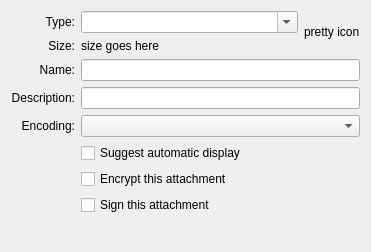
Before: the Qt Designer form messagecore/src/attachment/ui/attachmentpropertiesdialog.ui in KDE/messagelib, drawn with Qt 5.
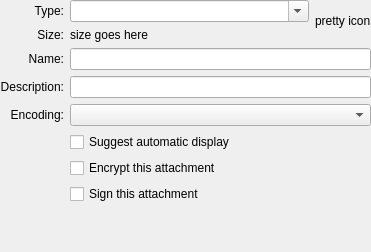
After: the same form once the commit is applied.

Commit message: Remove duplicate margin

```diff
--- a/messagecore/src/attachment/ui/attachmentpropertiesdialog.ui
+++ b/messagecore/src/attachment/ui/attachmentpropertiesdialog.ui
@@ -11,6 +11,18 @@
    </rect>
   </property>
   <layout class="QVBoxLayout" name="verticalLayout">
+   <property name="leftMargin">
+    <number>0</number>
+   </property>
+   <property name="topMargin">
+    <number>0</number>
+   </property>
+   <property name="rightMargin">
+    <number>0</number>
+   </property>
+   <property name="bottomMargin">
+    <number>0</number>
+   </property>
    <item>
     <layout class="QGridLayout" name="gridLayout">
      <item row="0" column="0">
```
The commit also changes 1 other file.
